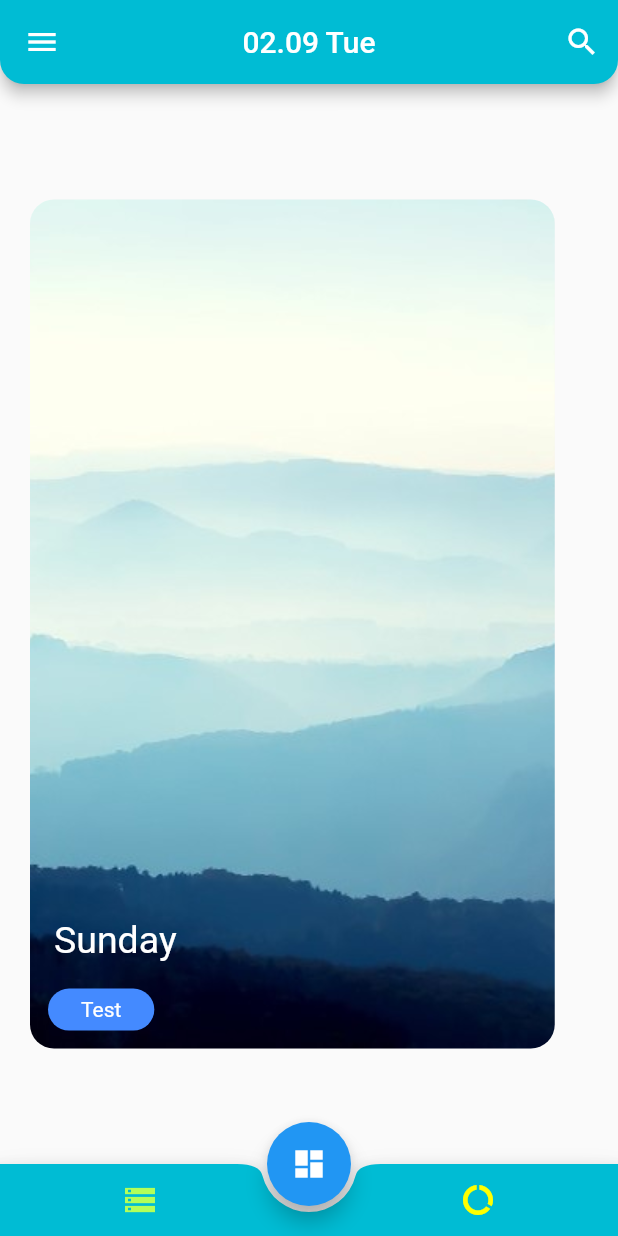
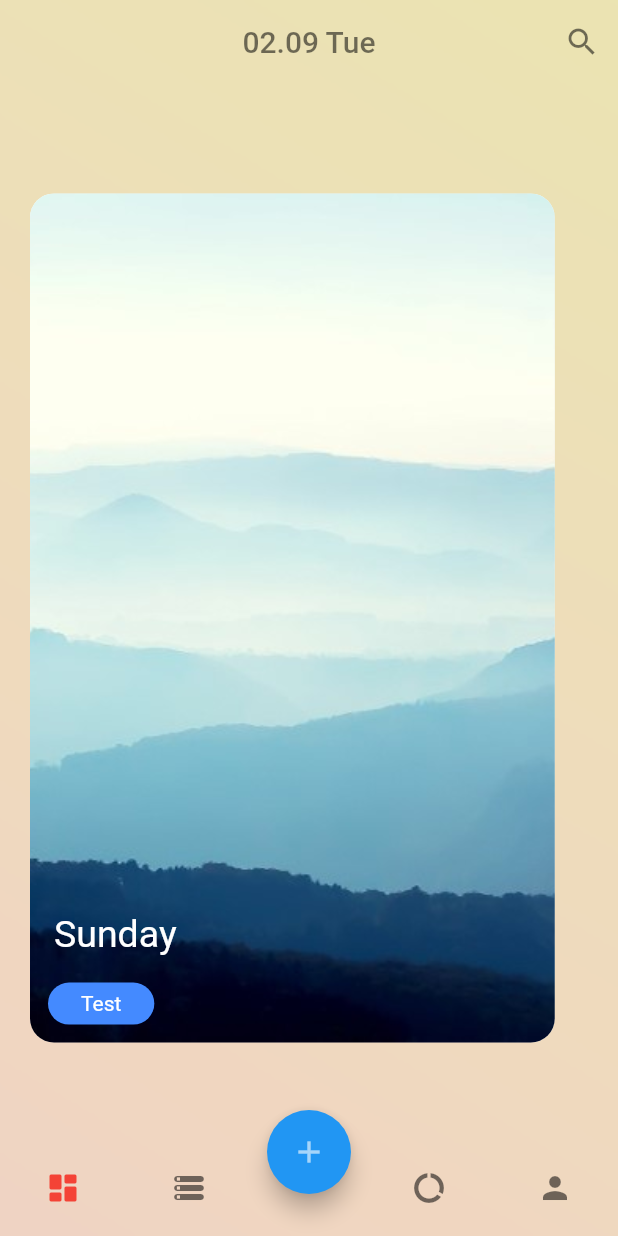
Before and after one commit to Kogler7/Planplus, a Flutter app: the screen it shows after launch, on a phone screen of 412 x 824 dp. Run offline on Flutter 3.47's test engine with Material 2 defaults, Android fonts, the phone set to English and light mode, and no system bars; our stand-ins replace fluro, flutter_screenutil, fluttertoast; missing offline and left inert: flutter_custom_calendar; statements that could not run were skipped.

Commit message:
snapshot 21s04b (0.1.0 beta 1 UI开发)
页面架构重改；
主题配色优化

```diff
--- a/lib/config/color.dart
+++ b/lib/config/color.dart
@@ -41,6 +41,7 @@ class KColor {
   static const Color secondaryHighlightColor = Colors.deepOrange; //默认次要颜色（强调）
   static const Color tipColor = Colors.lightGreen; //默认提示颜色
   static const Color tipHighlightColor = Colors.greenAccent; //默认提示颜色（强调）
+  static const Color backGround = Color(0xFFFFF5E2); //默认背景颜色
   // Test
   static const Color defaultTextColor = Colors.redAccent; //默认文本颜色
   static const Color defaultButtonColor = Colors.redAccent; //默认按钮颜色
@@ -51,13 +52,9 @@ class KColor {
   static const Color toastTextColor = Colors.white; //toast提示文本颜色
   static const Color indexTabSelectedColor = Colors.red; //选项卡按钮选中颜色
   static const Color indexTabUnselectedColor = Colors.grey; //选项卡按钮选未中颜色
-//text
+///text
   static const Color gotoItemTextColor = Colors.black54; //图标文本颜色
   static const Color gotoItemIconColor = Colors.grey; //图标箭头颜色
-//FloatingActionButtons
-  static const Color fabList = Colors.lightGreenAccent; //ListPageButton颜色
-  static const Color fabTrack = Colors.white; //TrackPageButton颜色
-  static const Color fabJudge = Colors.yellowAccent; //JudgePageButton颜色
 }
 
 class KRndColor {
--- a/lib/config/icon.dart
+++ b/lib/config/icon.dart
@@ -4,9 +4,10 @@ import 'package:flutter/material.dart';
 //图标常量
 class KIcon{
   //flutter icons
-  static const IconData PETrackPage = Icons.dashboard;
-  static const IconData ListsPage = Icons.storage;
+  static const IconData PETrackPage = Icons.dashboard_rounded;
+  static const IconData ListsPage = Icons.storage_rounded;
   static const IconData JudgePage = Icons.data_usage;
+  static const IconData UserPage = Icons.person;
   static const IconData AboutUs = Icons.supervised_user_circle;
   static const IconData ReadMe = Icons.mail;
   static const IconData CheckOut = Icons.exit_to_app;
--- a/lib/config/image.dart
+++ b/lib/config/image.dart
@@ -3,11 +3,12 @@ import 'package:flutter/material.dart';
 
 class KImage {
   static const AssetImage avatar = AssetImage('assets/images/avatar.jpeg');
-  static const AssetImage bkground = AssetImage('assets/images/bkground.jpg');
+  static const AssetImage userBack = AssetImage('assets/images/bkground.jpg');
   static const AssetImage expect = AssetImage('assets/images/expect.png');
   static const AssetImage cardImg = AssetImage('assets/images/card_img.jpg');
   static const AssetImage logo_t = AssetImage('assets/images/logo_t.png');
   static const AssetImage logo_w = AssetImage('assets/images/logo_w.png');
   static const AssetImage splash_bk = AssetImage('assets/images/splash_bk.jpg');
   static const AssetImage splash_ft = AssetImage('assets/images/splash_ft.png');
+  static const AssetImage mainBack = AssetImage('assets/images/backGround.png');
 }
--- a/lib/model/built_in/dev_info.dart
+++ b/lib/model/built_in/dev_info.dart
@@ -7,18 +7,18 @@ class DevInfo{
     name: 'Kogler',
     email: 'Kogler_S@outlook.com',
     avatar: KImage.avatar,
-    bkground: KImage.bkground,
+    bkground: KImage.userBack,
   );
   static const UserInfo Maplenight = UserInfo(
     name: '枫林晚',
     email: 'Maple_night@outlook.com',
     avatar: KImage.avatar,
-    bkground: KImage.bkground,
+    bkground: KImage.userBack,
   );
   static const UserInfo Sureyan = UserInfo(
     name: 'Sureyan',
     email: 'Sureyan@outlook.com',
     avatar: KImage.avatar,
-    bkground: KImage.bkground,
+    bkground: KImage.userBack,
   );
 }
--- a/lib/page/home.dart
+++ b/lib/page/home.dart
@@ -5,6 +5,7 @@ import 'package:flutter_planplus/config/index.dart';
 import 'package:flutter_planplus/page/tabs/lists/model_list.dart';
 import 'package:flutter_planplus/page/tabs/lists/query_list.dart';
 import 'package:flutter_planplus/page/tabs/lists/task_list.dart';
+import 'package:flutter_planplus/widgets/glassic_box.dart';
 import 'package:flutter_screenutil/flutter_screenutil.dart';
 import 'tabs/lists/list.dart';
 import 'tabs/track_page.dart';
@@ -28,11 +29,7 @@ class HomePage extends StatefulWidget {
     KIcon.PETrackPage,
     KIcon.ListsPage,
     KIcon.JudgePage,
-  ];
-  List<Color> buttonColors = [
-    KColor.fabTrack,
-    KColor.fabList,
-    KColor.fabJudge,
+    KIcon.UserPage,
   ];
   List<Widget> titles = [];
 
@@ -41,21 +38,17 @@ class HomePage extends StatefulWidget {
       TrackPage(),
       listPages,
       JudgePage(),
+      UserDrawer(user: DevInfo.Kogler),
     ];
     titles = <Widget>[
-      Text('02.09 Tue'),
+      Text('02.09 Tue', style: TextStyle(color: Colors.black54)),
       MicroTabBar(height: 66.0.h, width: 440.0.w, tabs: <Widget>[
-        Tab(
-          text: '模版',
-        ),
-        Tab(
-          text: '任务',
-        ),
-        Tab(
-          text: '问卷',
-        ),
+        Tab(child: Text('模板', style: TextStyle(color: Colors.black54))),
+        Tab(child: Text('任务', style: TextStyle(color: Colors.black54))),
+        Tab(child: Text('问卷', style: TextStyle(color: Colors.black54))),
       ]),
-      Text('Kogler'),
+      Text('Judge', style: TextStyle(color: Colors.black54)),
+      Text('Kogler', style: TextStyle(color: Colors.black54)),
     ];
   }
 
@@ -67,31 +60,50 @@ class _HomePageState extends State<HomePage> {
   int _selectedIndex = 0;
 
   //根据选择改变剩余按钮
-  List<Widget> _selectButtons(int index) {
-    List<int> _index = [0, 1, 2];
-    _index.remove(_selectedIndex);
+  List<Widget> getButtons(int index) {
     return <Widget>[
       IconButton(
-        padding: EdgeInsets.only(right: 35.0.w),
         icon: Icon(
-          widget.icons[_index[0]],
+          widget.icons[0],
+          color: 0 == _selectedIndex ? Colors.red : Colors.black54,
         ),
-        color: widget.buttonColors[_index[0]],
         onPressed: () {
           setState(() {
-            _selectedIndex = _index[0];
+            _selectedIndex = 0;
           });
         },
       ),
       IconButton(
-        padding: EdgeInsets.only(left: 35.0.w),
         icon: Icon(
-          widget.icons[_index[1]],
+          widget.icons[1],
+          color: 1 == _selectedIndex ? Colors.red : Colors.black54,
         ),
-        color: widget.buttonColors[_index[1]],
         onPressed: () {
           setState(() {
-            _selectedIndex = _index[1];
+            _selectedIndex = 1;
+          });
+        },
+      ),
+      SizedBox(width: 40),
+      IconButton(
+        icon: Icon(
+          widget.icons[2],
+          color: 2 == _selectedIndex ? Colors.red : Colors.black54,
+        ),
+        onPressed: () {
+          setState(() {
+            _selectedIndex = 2;
+          });
+        },
+      ),
+      IconButton(
+        icon: Icon(
+          widget.icons[3],
+          color: 3 == _selectedIndex ? Colors.red : Colors.black54,
+        ),
+        onPressed: () {
+          setState(() {
+            _selectedIndex = 3;
           });
         },
       ),
@@ -102,31 +114,40 @@ class _HomePageState extends State<HomePage> {
   Widget build(BuildContext context) {
     return DefaultTabController(
       length: 3,
-      child: Scaffold(
+      child: Stack(
+        fit: StackFit.expand,
+        children: [
+          Image(
+            image: KImage.mainBack,
+            fit: BoxFit.cover,
+          ),
+          Scaffold(
+            backgroundColor: Colors.transparent,
             appBar: AppBar(
-          backgroundColor: KColor.primaryColor,
+              backgroundColor: Colors.transparent,
+              elevation: 0,
               title: widget.titles[_selectedIndex],
               centerTitle: true,
-          actions: <Widget>[IconButton(icon: Icon(Icons.search), onPressed: () {})],
-          shape: RoundedRectangleBorder(
-            borderRadius: BorderRadius.vertical(bottom: Radius.circular(16))
-          ),
+              actions: <Widget>[IconButton(icon: Icon(Icons.search, color: Colors.black54), onPressed: () {})],
             ),
             body: widget.pageViews[_selectedIndex],
-        drawer: UserDrawer(user: DevInfo.Kogler),
             bottomNavigationBar: BottomAppBar(
-          color: KColor.primaryColor,
+              color: Colors.transparent,
+              elevation: 0,
               shape: CircularNotchedRectangle(),
+              child: Padding(
                 child: Row(
                   mainAxisAlignment: MainAxisAlignment.spaceAround,
                   mainAxisSize: MainAxisSize.max,
-            children: _selectButtons(_selectedIndex),
+                  children: getButtons(_selectedIndex),
+                ),
+                padding: EdgeInsets.only(bottom: 8),
               ),
             ),
             floatingActionButton: FloatingActionButton(
               child: Icon(
-            widget.icons[_selectedIndex],
-            color: widget.buttonColors[_selectedIndex],
+                Icons.add,
+                color: Colors.white60,
               ),
               onPressed: () {
                 //Applicat.pageTo(context, Routes.groupPage);
@@ -134,6 +155,8 @@ class _HomePageState extends State<HomePage> {
             ),
             floatingActionButtonLocation: FloatingActionButtonLocation.centerDocked,
           ),
+        ],
+      ),
     );
   }
 }
--- a/lib/page/user.dart
+++ b/lib/page/user.dart
@@ -13,7 +13,9 @@
 
   @override
   Widget build(BuildContext context) {
-    return Drawer(
+    return SizedBox(
+      height: 1334.h,
+      width: 750.w,
       child: ListView(
         children: <Widget>[
           UserAccountsDrawerHeader(
--- a/lib/widgets/micro_tabbar.dart
+++ b/lib/widgets/micro_tabbar.dart
@@ -13,9 +13,9 @@ class MicroTabBar extends StatelessWidget{
   @override
   MicroTabBar({Key key,
     this.tabs,this.width,this.height,
-    this.bkColor = KColor.primaryColor,
+    this.bkColor = Colors.white54,
     this.circular = 12.0,
-    this.elevation = 3.0
+    this.elevation = 0
   }):super(key: key) {
     for (int i = 1; i < tabs.length; i++) {
       dividers.add(
```
Also changed, not shown: lib/page/tabs/judge_page.dart (+6 -3 lines), lib/page/tabs/lists/group.dart (+10 -4 lines), lib/page/tabs/lists/list.dart (+5 -2 lines), lib/widgets/glassic_box.dart (added, +182 -0 lines), lib/widgets/list_item/fixed_item.dart (+4 -7 lines), lib/widgets/list_item/sect_bar.dart (+12 -3 lines), lib/widgets/list_item/sect_item.dart (+11 -3 lines), assets/images/backGround.png (added), pubspec.lock, 2 other files. Lines whose indentation alone changed are shown as unchanged.
